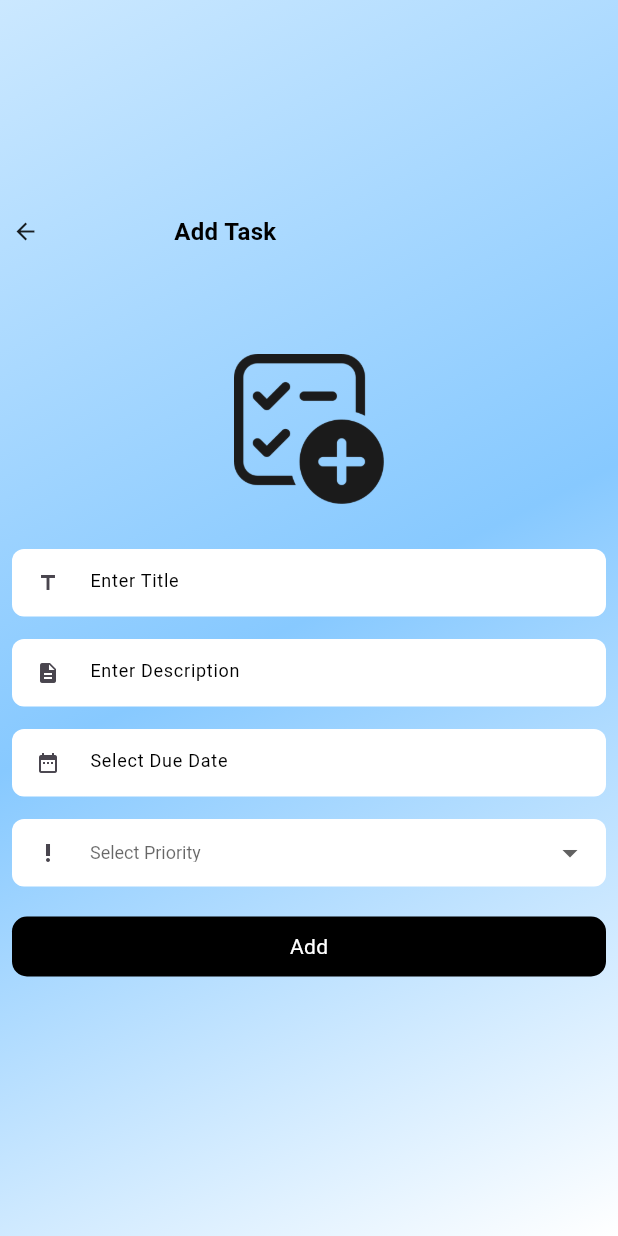
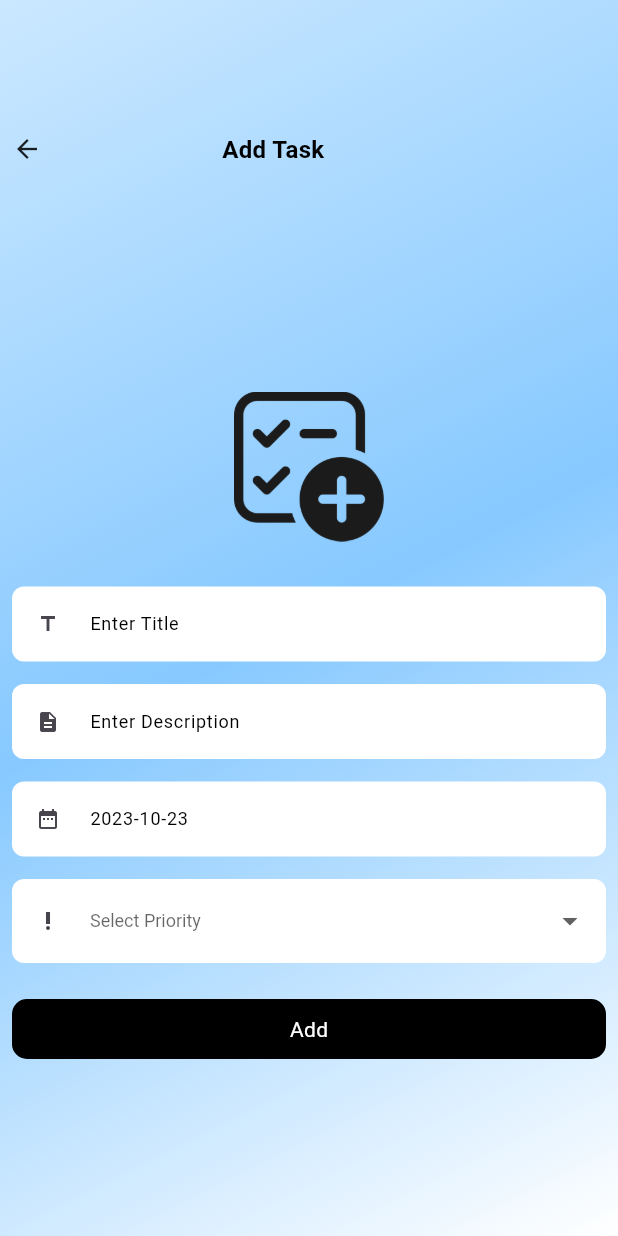
Before and after one commit to BilalOsama15/TaskManagerApp, a Flutter app: the taskListing screen opened directly, after a tap on "Add", on a phone screen of 412 x 824 dp. Run offline on Flutter 3.47's test engine with Material 2 defaults, Android fonts, the phone set to English and light mode, and no system bars; our stand-ins replace sqflite; accounts and stored records are empty.

Commit message:
Add Task in Local Database

```diff
--- a/task_manager/lib/AddTask.dart
+++ b/task_manager/lib/AddTask.dart
@@ -2,6 +2,9 @@
 
 import 'package:flutter/material.dart';
 import 'package:intl/intl.dart';
+import 'package:task_manager/Constants/loader.dart';
+import 'package:task_manager/Models/DBHelper.dart';
+import 'package:task_manager/Models/Task_model.dart';
 
 class addTask extends StatefulWidget {
   const addTask({super.key});
@@ -20,10 +23,12 @@ class _addTaskState extends State<addTask> {
     "Medium",
     "Low"
   ];
-   var _formkey=GlobalKey<FormState>();
+      DBHelper? db = DBHelper();
+   final _formkey=GlobalKey<FormState>();
   @override
   void initState() {
-    dateInput.text = "";
+    dateInput.text = DateFormat('yyyy-MM-dd').format(DateTime.now());
+    priority.text = "Low";
     super.initState();
   }
   @override
@@ -46,6 +51,7 @@ class _addTaskState extends State<addTask> {
           ),
          child: Padding(
           padding: EdgeInsets.all(8.0),
+          child: SingleChildScrollView(
             child: Form(
               key: _formkey,
               child: Column(
@@ -57,12 +63,12 @@ class _addTaskState extends State<addTask> {
                         onTap: (){
                           Navigator.of(context).pop();
                         },
-                      child: const Icon(Icons.arrow_back_sharp,size: 18,)),
-                    const SizedBox(width: 90,),
+                        child: const Icon(Icons.arrow_back_sharp,size: 20,)),
+                      const SizedBox(width: 120,),
                       const Text("Add Task", style: TextStyle(color: Color.fromARGB(255, 0, 0, 0), fontSize: 16.0,fontWeight: FontWeight.bold),),
                     ],
                   ),
-                const SizedBox(height: 70,),
+                  const SizedBox(height: 150,),
                   Container(
                     height: 100,width: 150,decoration: const BoxDecoration(
                       image: DecorationImage(image: AssetImage("assets/images/addTask.png"),)
@@ -70,7 +76,7 @@ class _addTaskState extends State<addTask> {
                   ),
                   const SizedBox(height: 30,),
                    SizedBox(
-                  height: 45,
+                    height: 50,
                      child: TextFormField(
                         validator: (value) {
                           if (value == null || value.isEmpty) {
@@ -97,12 +103,13 @@ class _addTaskState extends State<addTask> {
                    ),
                 const  SizedBox(height: 15,),
                     SizedBox(
-                    height: 45,
+                      height: 50,
                       child: TextFormField(
 
                        controller: description,
                       style: const TextStyle(color: Colors.black, fontSize: 12.0,fontWeight: FontWeight.w400),
                       decoration: const InputDecoration(
+
                       hintText: "Enter Description",
                       hintStyle: TextStyle(color: Colors.black, fontSize: 12.0,fontWeight: FontWeight.w400),
                       fillColor: Colors.white,
@@ -119,7 +126,7 @@ class _addTaskState extends State<addTask> {
                     ),
                 const  SizedBox(height: 15,),
                   SizedBox(
-                  height: 45,
+                    height: 50,
                     child: TextFormField(
                      validator: (value) {
                         if (value == null || value.isEmpty) {
@@ -170,7 +177,7 @@ class _addTaskState extends State<addTask> {
                   ),
                  const SizedBox(height: 15,),
                   SizedBox(
-                  height: 45,
+                    height: 60,
                     child: DropdownButtonFormField(
 
                     items: Data.map((String category) {
@@ -200,7 +207,6 @@ class _addTaskState extends State<addTask> {
                         hoverColor: Color.fromARGB(255, 247, 247, 247),
                         focusColor: Color.fromARGB(255, 247, 247, 247),
                         ),
-                      focusColor: Colors.white,
                     ),
                   ),
                   const SizedBox(height: 20,),
@@ -211,13 +217,27 @@ class _addTaskState extends State<addTask> {
             ),
           ),
              ),
+       ),
 
     );
   }
    Widget addButton() {
     return InkWell(
       onTap: (){
+        if(taskName.text=="")
+        {
+          showSnackBar(context, "Please Enter Title", Colors.red);
+        }
+        else
+        {
+          showLoader(context);
+        task t = task(taskName.text, description.text!=""?description.text:"", dateInput.text, priority.text, "pending");
+        db!.insert(t);
+        hideLoader(context);
+        showSnackBar(context, "Successfully Add", Colors.green);
         print("Add Task");
+        }
+
       },
       child: Container(
                   alignment: Alignment.center,
--- /dev/null
+++ b/task_manager/lib/Models/Task_model.dart
@@ -0,0 +1,25 @@
+class task{
+  int? id=0;
+  String? title,description,dueDate,priority,status;
+  task(this.title,this.description,this.dueDate,this.priority,this.status);
+
+Map<String,dynamic> toMap()
+{
+  Map<String,dynamic> m = Map<String,dynamic>();
+  m["title"]=title;
+  m["description"]=description;
+  m["dueDate"]=dueDate;
+  m["priority"]=priority;
+  m["status"]=status;
+  return m;
+}
+task.fromMap(Map<dynamic,dynamic> m)
+{
+  id=m["id"];
+  title=m["title"];
+  description=m["description"];
+  dueDate=m["dueDate"];
+  priority=m["priority"];
+  status=m["status"];
+}
+}
--- a/task_manager/lib/Tasks.dart
+++ b/task_manager/lib/Tasks.dart
@@ -36,7 +36,7 @@ class _taskListingState extends State<taskListing> {
             mainAxisAlignment: MainAxisAlignment.start,
             crossAxisAlignment: CrossAxisAlignment.center,
             children: [
-              10.height,
+              40.height,
               Container(
                 height: 60,width: double.infinity, alignment: Alignment.center, decoration: BoxDecoration(
           // gradient:const LinearGradient(colors: [Color.fromARGB(255, 135, 201, 255),Color.fromARGB(255, 0, 0, 0)],),
@@ -50,7 +50,7 @@ class _taskListingState extends State<taskListing> {
             mainAxisAlignment: MainAxisAlignment.center,
             children: [
               const Text("Tasks",style: TextStyle(fontSize: 14,fontWeight: FontWeight.w600),),
-              const SizedBox(width: 10,),
+              const SizedBox(width: 20,),
               SizedBox(
                 height: 30,width: 200,
                 child: TextFormField(
@@ -71,13 +71,12 @@ class _taskListingState extends State<taskListing> {
                   ),
                 ),
               ),
-              const SizedBox(width: 10,),
+              const SizedBox(width: 20,),
               const Icon(Icons.arrow_drop_down)
             ],
           ),
         ),
               ),
-              20.height,
               Expanded(
                 child: ListView.builder(
                   itemCount: 10,
--- a/task_manager/pubspec.yaml
+++ b/task_manager/pubspec.yaml
@@ -31,6 +31,7 @@ dependencies:
   flutter:
     sdk: flutter
   intl: ^0.18.1
+  sqflite: ^2.3.0
 
 
   # The following adds the Cupertino Icons font to your application.
```
Also changed, not shown: task_manager/lib/Constants/loader.dart (added, +43 -0 lines), task_manager/lib/Models/DBHelper.dart (added, +72 -0 lines), task_manager/pubspec.lock, 1 other file. Lines whose indentation alone changed are shown as unchanged.
